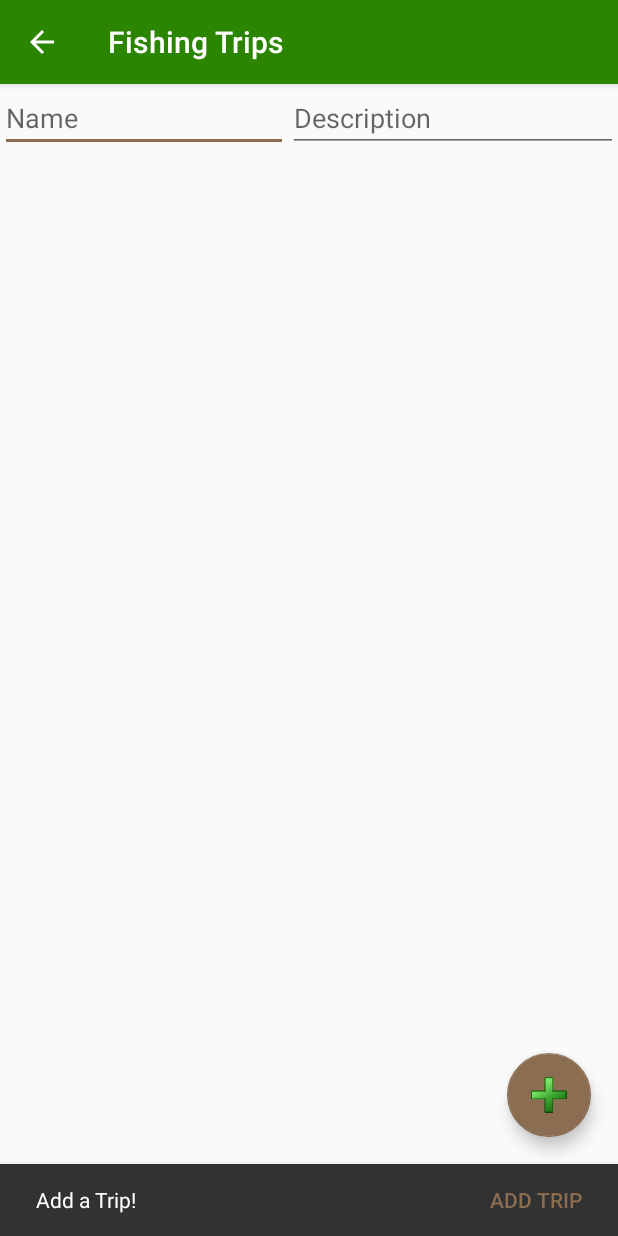
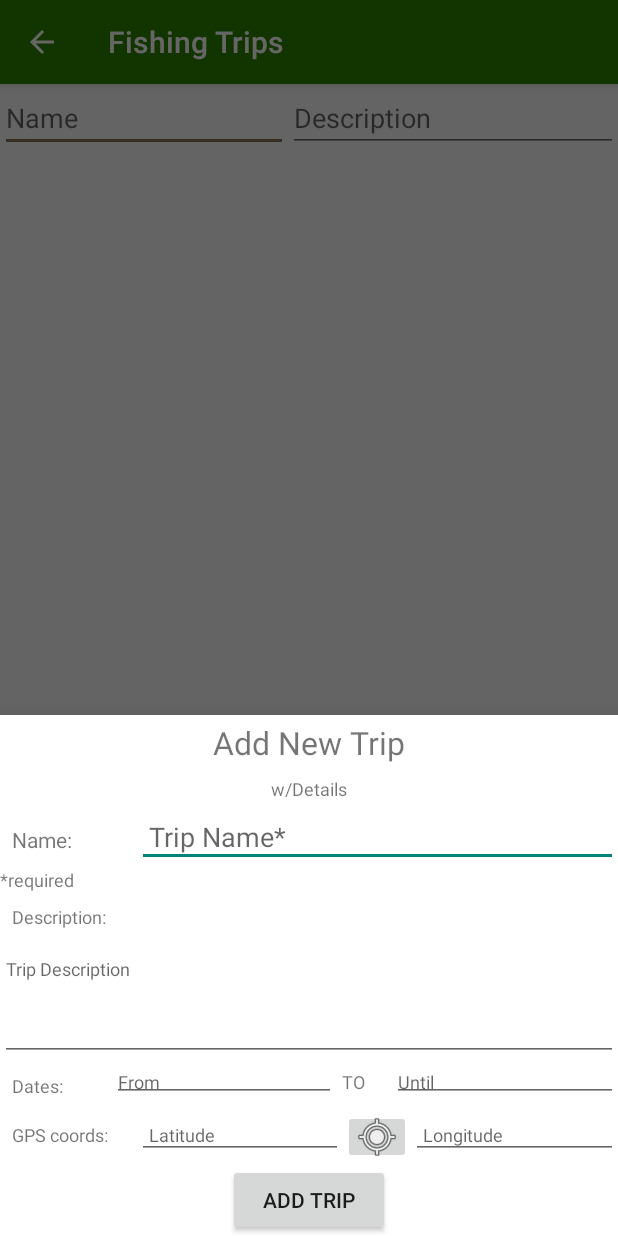
Before and after one commit to g1matheus/AnyoneCanFish, an Android app: the FishingTripsActivity screen opened directly, with no data from a screen before it, after a tap on an icon or button, on a phone screen of 412 x 824 dp. Run offline under Robolectric (Android 15) with nearby library versions, the phone set to English and light mode, and no system bars; our stand-ins replace Firebase (no records; nobody signed in at launch, a user with empty details on screens opened directly), Picasso; libraries missing offline, so code that uses them is left out: com.firebase.ui; pictures from the network do not load; Roboto replaces fonts that are not available here.

```diff
--- a/app/src/main/java/com/homebrewforlife/sharkydart/anyonecanfish/FishingTripsActivity.java
+++ b/app/src/main/java/com/homebrewforlife/sharkydart/anyonecanfish/FishingTripsActivity.java
@@ -52,7 +52,7 @@ import java.util.Locale;
 
 import static android.content.Intent.EXTRA_CHOSEN_COMPONENT;
 
-public class FishingTripsActivity extends AppCompatActivity {
+public class FishingTripsActivity extends AppCompatActivity implements TripDetailsSheet.TripSheetListener {
     private static final String LOG_TAG = "fart.FishingTrips";
     public static final String FISHEVENT_ARRAYLIST = "homebrew-sharkydart-fishing-event";
     public static final String THE_TRIP = "homebrew-sharkydart-fishing-trip";
@@ -60,6 +60,7 @@ public class FishingTripsActivity extends AppCompatActivity {
     public static final int REQUEST_FISH_THUMBNAIL_CAPTURE = -3;
     public static final int REQUEST_FISH_BIG_CAPTURE = -4;
     public static String mCurrentPhotoPath;
+    private static final String mSheetTag = "AddTripBottomModalSheet";
 
     private Context mContext;
     ArrayList<Fire_Trip> mTripsArrayList;
@@ -118,6 +119,10 @@ public class FishingTripsActivity extends AppCompatActivity {
         fab.setOnClickListener(new View.OnClickListener() {
             @Override
             public void onClick(View view) {
+//                todo: instead of snackbar, have it open a model bottom sheet - trips_sheet.xml
+                TripDetailsSheet tripSheet = new TripDetailsSheet();
+                tripSheet.show(getSupportFragmentManager(), mSheetTag);
+/*
                 Snackbar.make(view, "Add a Trip!", Snackbar.LENGTH_LONG)
                         .setAction("Add Trip", new View.OnClickListener() {
                             @Override
@@ -148,6 +153,7 @@ public class FishingTripsActivity extends AppCompatActivity {
                                     Toast.makeText(mContext, "mCurUser is null", Toast.LENGTH_LONG).show();
                             }
                         }).show();
+*/
                 Log.i(LOG_TAG, "clicked FAB");
             }
         });
@@ -305,4 +311,16 @@ public class FishingTripsActivity extends AppCompatActivity {
         mediaScanIntent.setData(contentUri);
         this.sendBroadcast(mediaScanIntent);
     }
+
+    @Override
+    public void onAddTripBtnClicked(Fire_Trip theTrip) {
+        FirebaseFirestore mFS_Store = FirebaseFirestore.getInstance();
+        FirebaseUser mCurUser = FirebaseAuth.getInstance().getCurrentUser();
+        if(mCurUser != null){
+            FirestoreAdds.addFS_trip(mContext, mFS_Store, new Fire_User(mCurUser), theTrip);
+            Toast.makeText(mContext, "Making a trip...", Toast.LENGTH_SHORT).show();
+        }
+        else
+            Toast.makeText(mContext, "mCurUser is null", Toast.LENGTH_LONG).show();
+    }
 }
--- /dev/null
+++ b/app/src/main/java/com/homebrewforlife/sharkydart/anyonecanfish/TripDetailsSheet.java
@@ -0,0 +1,99 @@
+package com.homebrewforlife.sharkydart.anyonecanfish;
+
+import android.content.Context;
+import android.os.Bundle;
+import android.support.annotation.NonNull;
+import android.support.annotation.Nullable;
+import android.support.design.widget.BottomSheetDialogFragment;
+import android.view.LayoutInflater;
+import android.view.View;
+import android.view.ViewGroup;
+import android.widget.Button;
+import android.widget.EditText;
+import android.widget.Toast;
+
+import com.google.firebase.Timestamp;
+import com.homebrewforlife.sharkydart.anyonecanfish.models.Fire_Trip;
+
+import java.sql.Date;
+
+import javax.xml.datatype.Duration;
+
+public class TripDetailsSheet extends BottomSheetDialogFragment {
+    private TripSheetListener mListener;
+    private EditText etName;
+    private EditText etDesc;
+    private EditText etStart;
+    private EditText etEnd;
+    private EditText etLat;
+    private EditText etLon;
+    private Context mContext;
+
+    @Nullable
+    @Override
+    public View onCreateView(@NonNull LayoutInflater inflater, @Nullable ViewGroup container, @Nullable Bundle savedInstanceState) {
+        View v = inflater.inflate(R.layout.trips_sheet, container, false);
+        mContext = v.getContext();
+
+        etName = v.findViewById(R.id.etTripName);
+        etDesc = v.findViewById(R.id.etTripDesc);
+        etStart = v.findViewById(R.id.etTripStart);
+        etEnd = v.findViewById(R.id.etTripEnd);
+        etLat = v.findViewById(R.id.etTripLat);
+        etLon = v.findViewById(R.id.etTripLon);
+
+//        Button btnGps;
+
+        Button btnAdd = v.findViewById(R.id.btnAddTrip);
+        btnAdd.setOnClickListener(new View.OnClickListener() {
+            @Override
+            public void onClick(View view) {
+                if(etName.getText().length() > 0) {
+                    try {
+                        Fire_Trip newTrip = new Fire_Trip();
+                        newTrip.setName(etName.getText().toString());
+                        newTrip.setDesc(etDesc.getText().toString());
+                        newTrip.setDateStart(new Timestamp(Date.valueOf(etStart.getText().toString())));
+                        newTrip.setDateEnd(new Timestamp(Date.valueOf(etEnd.getText().toString())));
+                        newTrip.setLatitude(Double.parseDouble(etLat.getText().toString()));
+                        newTrip.setLongitude(Double.parseDouble(etLon.getText().toString()));
+                        clearViews();
+
+                        mListener.onAddTripBtnClicked(newTrip);
+                        dismiss();
+                    }catch(NullPointerException e){
+                        e.printStackTrace();
+                    }
+                }
+                else
+                    Toast.makeText(mContext, "Please Name the Trip", Toast.LENGTH_SHORT).show();
+            }
+        });
+
+        return v;
+    }
+    private void clearViews(){
+        etName.setText("");
+        etDesc.setText("");
+        etStart.setText("");
+        etEnd.setText("");
+        etLat.setText("");
+        etLon.setText("");
+    }
+
+    public interface TripSheetListener{
+        void onAddTripBtnClicked(Fire_Trip theTrip);
+    }
+
+    @Override
+    public void onAttach(Context context) {
+        super.onAttach(context);
+
+        try{
+            mListener = (TripSheetListener)context;
+        }catch (ClassCastException e){
+            throw new ClassCastException(context.toString()
+                    + " must implement TripSheetListener.");
+        }
+    }
+}
--- /dev/null
+++ b/app/src/main/res/layout/trips_sheet.xml
@@ -0,0 +1,179 @@
+<?xml version="1.0" encoding="utf-8"?>
+<LinearLayout
+    xmlns:android="http://schemas.android.com/apk/res/android"
+    xmlns:tools="http://schemas.android.com/tools"
+    android:orientation="vertical"
+    android:layout_width="match_parent"
+    android:layout_height="wrap_content"
+    >
+
+    <TextView
+        android:layout_width="wrap_content"
+        android:layout_height="wrap_content"
+        android:layout_gravity="center|center_horizontal"
+        android:textSize="21sp"
+        android:text="Add New Trip"
+        android:padding="4dp"
+        tools:ignore="HardcodedText" />
+    <TextView
+        android:layout_width="wrap_content"
+        android:layout_height="wrap_content"
+        android:layout_gravity="center|center_horizontal"
+        android:textSize="12sp"
+        android:text="w/Details"
+        android:padding="4dp"
+        tools:ignore="HardcodedText" />
+
+    <LinearLayout
+        android:layout_width="match_parent"
+        android:layout_height="wrap_content"
+        android:orientation="vertical">
+        <LinearLayout
+            android:layout_width="match_parent"
+            android:layout_height="40dp"
+            android:weightSum="9"
+            android:orientation="horizontal">
+            <TextView
+                android:layout_width="0dp"
+                android:layout_weight="2"
+                android:layout_height="wrap_content"
+                android:text="@string/trip_sheet_name"
+                android:padding="8dp"/>
+            <EditText
+                android:importantForAutofill="no"
+                android:id="@+id/etTripName"
+                android:layout_width="0dp"
+                android:layout_weight="7"
+                android:layout_height="wrap_content"
+                android:padding="8dp"
+                android:inputType="text"
+                android:hint="@string/trip_sheet_name_box"
+                tools:ignore="UnusedAttribute" />
+        </LinearLayout>
+        <TextView
+            android:layout_width="match_parent"
+            android:layout_height="wrap_content"
+            android:textSize="12sp"
+            android:text="*required"
+            tools:ignore="HardcodedText" />
+    </LinearLayout>
+
+    <TextView
+        android:layout_width="wrap_content"
+        android:layout_height="wrap_content"
+        android:layout_gravity="start"
+        android:text="@string/trip_sheet_desc"
+        android:textSize="12sp"
+        android:padding="8dp"/>
+    <EditText
+        android:id="@+id/etTripDesc"
+        android:layout_width="match_parent"
+        android:layout_height="80dp"
+        android:textSize="12sp"
+        android:lines="2"
+        android:inputType="text"
+        android:hint="@string/trip_sheet_desc_box"
+        android:gravity="start"
+        tools:ignore="Autofill" />
+
+    <LinearLayout
+        android:layout_width="match_parent"
+        android:layout_height="wrap_content"
+        android:weightSum="11"
+        android:orientation="horizontal">
+        <TextView
+            android:layout_width="0dp"
+            android:layout_weight="2"
+            android:layout_height="wrap_content"
+            android:layout_gravity="start"
+            android:text="@string/trip_sheet_dates"
+            android:textSize="12sp"
+            android:padding="8dp"/>
+        <EditText
+            android:importantForAutofill="no"
+            android:id="@+id/etTripStart"
+            android:layout_width="0dp"
+            android:layout_weight="4"
+            android:layout_height="wrap_content"
+            android:textSize="12sp"
+            android:padding="4dp"
+            android:inputType="date"
+            android:hint="@string/trip_sheet_from_box"
+            tools:ignore="UnusedAttribute" />
+        <TextView
+            android:layout_width="0dp"
+            android:layout_weight="1"
+            android:layout_height="wrap_content"
+            android:text="TO"
+            android:textSize="12sp"
+            android:padding="4dp"
+            tools:ignore="HardcodedText" />
+        <EditText
+            android:importantForAutofill="no"
+            android:id="@+id/etTripEnd"
+            android:layout_width="0dp"
+            android:layout_weight="4"
+            android:layout_height="wrap_content"
+            android:textSize="12sp"
+            android:padding="4dp"
+            android:inputType="date"
+            android:hint="@string/trip_sheet_until_box"
+            tools:ignore="UnusedAttribute" />
+
+
+    </LinearLayout>
+    <LinearLayout
+        android:layout_width="match_parent"
+        android:layout_height="wrap_content"
+        android:weightSum="18"
+        android:orientation="horizontal">
+        <TextView
+            android:layout_width="0dp"
+            android:layout_weight="4"
+            android:layout_height="wrap_content"
+            android:layout_gravity="start"
+            android:text="@string/trip_sheet_gps"
+            android:textSize="12sp"
+            android:padding="8dp"/>
+        <EditText
+            android:importantForAutofill="no"
+            android:id="@+id/etTripLat"
+            android:layout_width="0dp"
+            android:layout_weight="6"
+            android:layout_height="wrap_content"
+            android:textSize="12sp"
+            android:padding="8dp"
+            android:inputType="numberDecimal"
+            android:hint="@string/trip_sheet_lat_box"
+            tools:ignore="UnusedAttribute" />
+
+        <ImageButton
+            android:id="@+id/btnGpsLookup"
+            android:layout_width="0dp"
+            android:layout_height="wrap_content"
+            android:layout_weight="2"
+            android:contentDescription="@string/trip_sheet_gps_hint"
+            android:padding="2dp"
+            android:src="@android:drawable/ic_menu_mylocation" />
+        <EditText
+            android:importantForAutofill="no"
+            android:id="@+id/etTripLon"
+            android:layout_width="0dp"
+            android:layout_weight="6"
+            android:layout_height="wrap_content"
+            android:textSize="12sp"
+            android:padding="8dp"
+            android:inputType="numberDecimal"
+            android:hint="@string/trip_sheet_lon_box"
+            tools:ignore="UnusedAttribute" />
+    </LinearLayout>
+    <Button
+        android:id="@+id/btnAddTrip"
+        android:layout_width="wrap_content"
+        android:layout_height="wrap_content"
+        android:layout_gravity="center_horizontal"
+        android:padding="8dp"
+        android:text="@string/trip_sheet_add_btn"
+        android:hint="@string/trip_sheet_add_hint"/>
+
+</LinearLayout>
--- a/app/src/main/res/values/strings.xml
+++ b/app/src/main/res/values/strings.xml
@@ -69,6 +69,20 @@
     <string name="trip_hint_endDate">End</string>
     <string name="trip_hint_gps">Use GPS?</string>
 
+    <string name="trip_sheet_gps">GPS coords:</string>
+    <string name="trip_sheet_gps_hint">Look for GPS coordinates</string>
+    <string name="trip_sheet_lat_box">Latitude</string>
+    <string name="trip_sheet_lon_box">Longitude</string>
+    <string name="trip_sheet_name">Name:</string>
+    <string name="trip_sheet_name_box">Trip Name*</string>
+    <string name="trip_sheet_desc">Description:</string>
+    <string name="trip_sheet_desc_box">Trip Description</string>
+    <string name="trip_sheet_dates">Dates:</string>
+    <string name="trip_sheet_from_box">From</string>
+    <string name="trip_sheet_until_box">Until</string>
+    <string name="trip_sheet_add_btn">Add Trip</string>
+    <string name="trip_sheet_add_hint">Create the Trip</string>
+
     <string name="fishevent_hint_species">Species</string>
     <string name="fishevent_hint_released">Released?</string>
     <string name="fishevent_hint_desc">Description</string>
--- a/build.gradle
+++ b/build.gradle
@@ -8,7 +8,7 @@ buildscript {
     }
     dependencies {
         classpath 'com.android.tools.build:gradle:3.4.2'
-        classpath 'com.google.gms:google-services:4.3.0'
+        classpath 'com.google.gms:google-services:4.2.0'
 
         // NOTE: Do not place your application dependencies here; they belong
         // in the individual module build.gradle files
--- a/gradle.properties
+++ b/gradle.properties
@@ -11,3 +11,6 @@ org.gradle.jvmargs=-Xmx1536m
 # This option should only be used with decoupled projects. More details, visit
 # http://www.gradle.org/docs/current/userguide/multi_project_builds.html#sec:decoupled_projects
 # org.gradle.parallel=true
+
+# android.useAndroidX=true
+# android.enableJetifier=true
```
